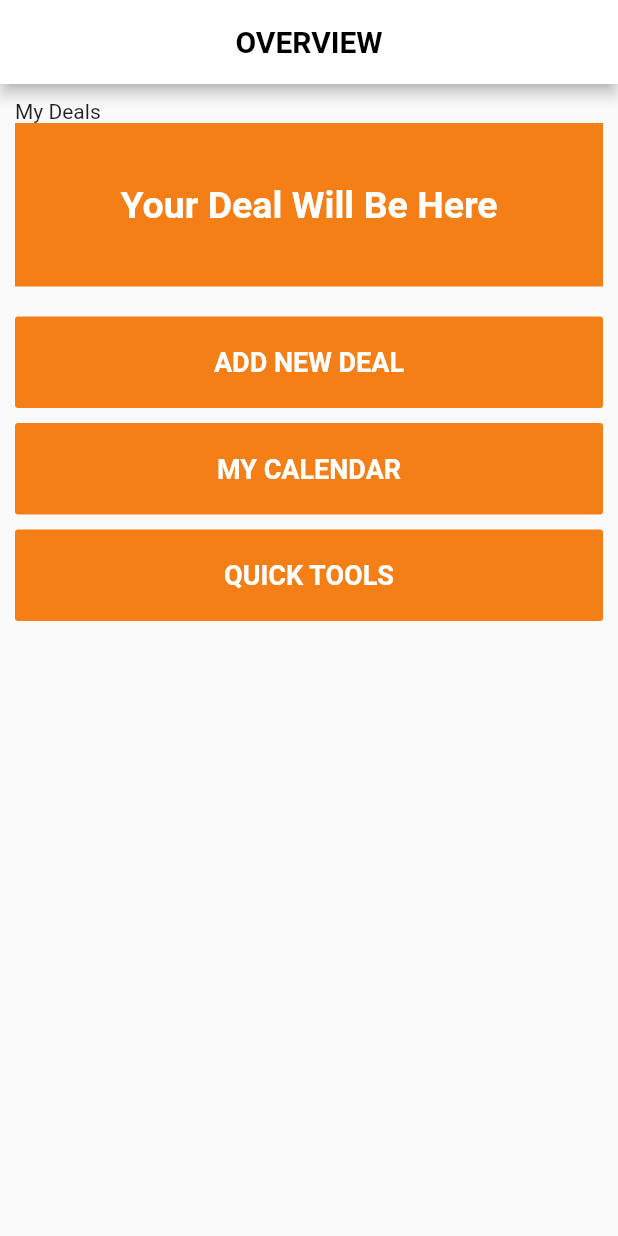
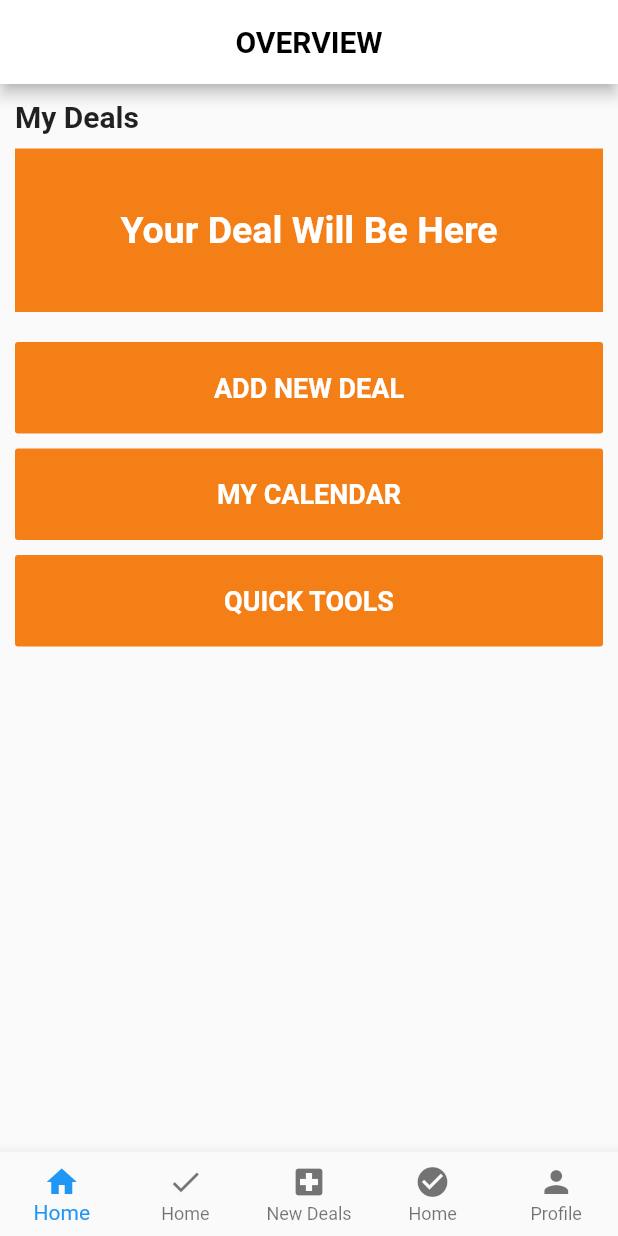
Before and after one commit to creativefull/fluli, a Flutter app: the screen it shows after launch, on a phone screen of 412 x 824 dp. Run offline on Flutter 3.47's test engine with Material 2 defaults, Android fonts, the phone set to English and light mode, and no system bars.

```diff
--- a/lib/addNewDeal.dart
+++ b/lib/addNewDeal.dart
@@ -37,7 +37,9 @@ class AddNewDealState extends State<AddNewDeal> {
                     ),
                     new ButtonList(
                       label: 'Flip/Rehab',
-                      onTap: () {},
+                      onTap: () {
+                        Navigator.push(context, new MaterialPageRoute(builder: (_) => new Step1(title: 'Flip/Rehab')));
+                      },
                     ),
                     new ButtonList(
                       label: 'Rental',
--- a/lib/home.dart
+++ b/lib/home.dart
@@ -85,7 +85,13 @@ class MainAppState extends State<MainApp> {
                   child: new Column(
                     crossAxisAlignment: CrossAxisAlignment.start,
                     children: <Widget>[
-                      new Text("My Deals"),
+                      new Text("My Deals", style: new TextStyle(
+                        fontSize: 20.0,
+                        fontWeight: FontWeight.bold
+                      )),
+                      new SizedBox(
+                        height: 10.0,
+                      ),
                       new SizedBox(
                         width: double.infinity,
                         child: new Container(
--- a/lib/main.dart
+++ b/lib/main.dart
@@ -1,4 +1,5 @@
 import 'package:flutter/material.dart';
 import './home.dart';
+import './pagedefault.dart';
 
-void main() => runApp(new MainApp());
+void main() => runApp(new PageDefault());
--- /dev/null
+++ b/lib/pagedefault.dart
@@ -0,0 +1,59 @@
+import 'package:flutter/material.dart';
+import './home.dart';
+
+class PageDefault extends StatefulWidget{
+  PageDefaultState createState()=>  PageDefaultState();
+}
+
+
+class PageDefaultState extends State<PageDefault> {
+  int i = 0;
+
+  var pages = [
+    new MainApp(),
+    new Container(),
+    new Container(),
+    new Container(),
+    new Container()
+  ];
+
+  @override
+  Widget build(BuildContext context){
+    return MaterialApp(
+      home: Scaffold(
+        body: pages[i],
+        bottomNavigationBar: new BottomNavigationBar(
+          items: [
+            new BottomNavigationBarItem(
+              icon : new Icon(Icons.home),
+              title: new Text('Home')
+            ),
+            new BottomNavigationBarItem(
+              icon : new Icon(Icons.check),
+              title: new Text('Home')
+            ),
+            new BottomNavigationBarItem(
+              icon : new Icon(Icons.local_hospital),
+              title: new Text('New Deals')
+            ),
+            new BottomNavigationBarItem(
+              icon : new Icon(Icons.check_circle),
+              title: new Text('Home')
+            ),
+            new BottomNavigationBarItem(
+              icon : new Icon(Icons.person),
+              title: new Text('Profile')
+            )
+          ],
+          currentIndex: i,
+          type: BottomNavigationBarType.fixed,
+          onTap: (index) {
+            setState(() {
+              i = index;
+            });
+          },
+        ),
+      ),
+    );
+  }
+}
--- a/lib/screen/step3.dart
+++ b/lib/screen/step3.dart
@@ -1,5 +1,4 @@
 import 'package:flutter/material.dart';
-import '../components/chooice.dart';
 
 class Step3 extends StatefulWidget{
   Step3({Key key, this.title}):super(key:key);
@@ -15,8 +14,15 @@ class Step3State extends State<Step3> {
     return Scaffold(
       backgroundColor: const Color(0xFFECF0F1),
       appBar: new AppBar(
-        title: new Text("ADD NEW " + widget.title),
+        title: new Column(
+          children: <Widget>[
+            new Text("ADD NEW"),
+            new Text(widget.title)
+          ],
+        ),
         centerTitle: true,
+        leading: new Icon(Icons.notifications, size: 40.0),
+        automaticallyImplyLeading: false,
       ),
       body: new SingleChildScrollView(
         child: new Padding(
```
